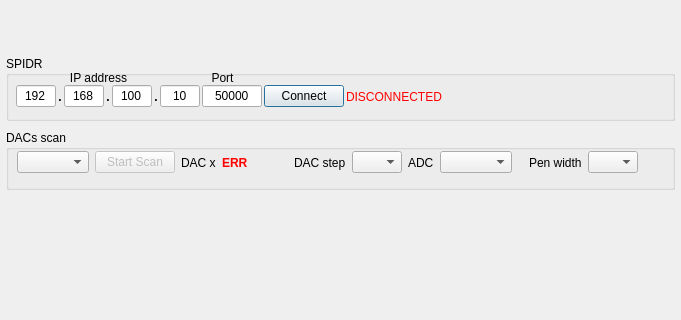
First picture: the form in SpidrDacsScan/SpidrDacsScan.ui, repository navrit/dexter, before the edit; both pictures show x 0 to 681 and y 233 to 553 of the 681 by 708 pixel window.
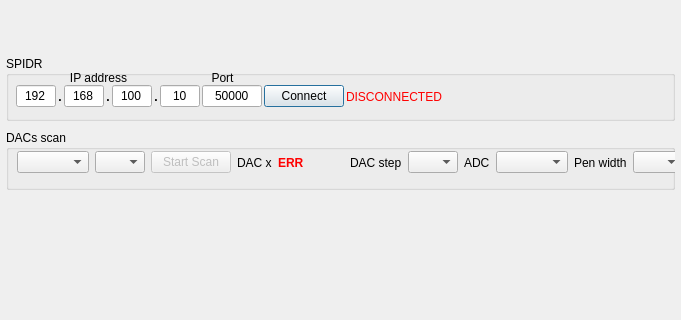
Second picture: the form after the edit. Icons and pictures are not drawn.

Commit message: add Medipix3 scan options

```diff
--- a/SpidrDacsScan/SpidrDacsScan.ui
+++ b/SpidrDacsScan/SpidrDacsScan.ui
@@ -322,12 +322,12 @@
        <property name="title">
         <string>DACs scan</string>
        </property>
-       <widget class="QWidget" name="">
+       <widget class="QWidget" name="layoutWidget">
         <property name="geometry">
          <rect>
           <x>11</x>
           <y>20</y>
-          <width>633</width>
+          <width>667</width>
           <height>25</height>
          </rect>
         </property>
@@ -335,6 +335,16 @@
          <item>
           <widget class="QComboBox" name="_comboBoxDeviceIndex"/>
          </item>
+         <item>
+          <widget class="QComboBox" name="_comboBoxDeviceType">
+           <property name="maximumSize">
+            <size>
+             <width>50</width>
+             <height>16777215</height>
+            </size>
+           </property>
+          </widget>
+         </item>
          <item>
           <widget class="QPushButton" name="_pushButtonScan">
            <property name="enabled">
```
The commit also changes 2 other files.
